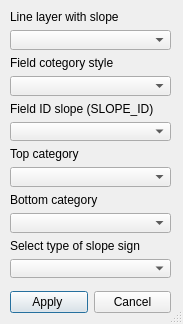
This is slope_generator_dialog_base.ui in santerr80/slope_generator as Qt 5 draws it before an edit. The edited form follows.
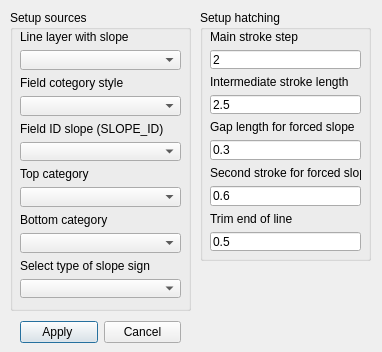
This is the edited form. Custom widgets are drawn as their Qt base class.

```diff
--- a/slope_generator_dialog_base.ui
+++ b/slope_generator_dialog_base.ui
@@ -6,15 +6,21 @@
    <rect>
     <x>0</x>
     <y>0</y>
-    <width>183</width>
-    <height>324</height>
+    <width>382</width>
+    <height>352</height>
    </rect>
   </property>
+  <property name="sizePolicy">
+   <sizepolicy hsizetype="Fixed" vsizetype="Fixed">
+    <horstretch>0</horstretch>
+    <verstretch>0</verstretch>
+   </sizepolicy>
+  </property>
   <property name="windowTitle">
    <string>Slope Generator</string>
   </property>
   <property name="sizeGripEnabled">
-   <bool>true</bool>
+   <bool>false</bool>
   </property>
   <property name="modal">
    <bool>true</bool>
@@ -22,8 +28,8 @@
   <widget class="QWidget" name="layoutWidget">
    <property name="geometry">
     <rect>
-     <x>10</x>
-     <y>290</y>
+     <x>20</x>
+     <y>320</y>
      <width>161</width>
      <height>25</height>
     </rect>
@@ -45,11 +51,23 @@
     </item>
    </layout>
   </widget>
-  <widget class="QWidget" name="layoutWidget">
+  <widget class="QGroupBox" name="groupBox">
    <property name="geometry">
     <rect>
      <x>10</x>
      <y>10</y>
+     <width>181</width>
+     <height>301</height>
+    </rect>
+   </property>
+   <property name="title">
+    <string>Setup sources</string>
+   </property>
+   <widget class="QWidget" name="layoutWidget">
+    <property name="geometry">
+     <rect>
+      <x>10</x>
+      <y>20</y>
      <width>161</width>
      <height>268</height>
     </rect>
@@ -116,6 +134,102 @@
      <widget class="QComboBox" name="comboBoxSlopeType"/>
     </item>
    </layout>
+   </widget>
+  </widget>
+  <widget class="QGroupBox" name="groupBox_2">
+   <property name="geometry">
+    <rect>
+     <x>200</x>
+     <y>10</y>
+     <width>171</width>
+     <height>251</height>
+    </rect>
+   </property>
+   <property name="title">
+    <string>Setup hatching</string>
+   </property>
+   <widget class="QWidget" name="">
+    <property name="geometry">
+     <rect>
+      <x>10</x>
+      <y>20</y>
+      <width>151</width>
+      <height>221</height>
+     </rect>
+    </property>
+    <layout class="QVBoxLayout" name="verticalLayout_2">
+     <item>
+      <widget class="QLabel" name="label">
+       <property name="text">
+        <string>Main stroke step</string>
+       </property>
+      </widget>
+     </item>
+     <item>
+      <widget class="QLineEdit" name="lineEdit">
+       <property name="text">
+        <string>2</string>
+       </property>
+      </widget>
+     </item>
+     <item>
+      <widget class="QLabel" name="label_4">
+       <property name="text">
+        <string>Intermediate stroke length</string>
+       </property>
+      </widget>
+     </item>
+     <item>
+      <widget class="QLineEdit" name="lineEdit_2">
+       <property name="text">
+        <string>2.5</string>
+       </property>
+      </widget>
+     </item>
+     <item>
+      <widget class="QLabel" name="label_5">
+       <property name="text">
+        <string>Gap length for forced slope</string>
+       </property>
+      </widget>
+     </item>
+     <item>
+      <widget class="QLineEdit" name="lineEdit_3">
+       <property name="text">
+        <string>0.3</string>
+       </property>
+      </widget>
+     </item>
+     <item>
+      <widget class="QLabel" name="label_6">
+       <property name="text">
+        <string>Second stroke for forced slope</string>
+       </property>
+      </widget>
+     </item>
+     <item>
+      <widget class="QLineEdit" name="lineEdit_4">
+       <property name="text">
+        <string>0.6</string>
+       </property>
+      </widget>
+     </item>
+     <item>
+      <widget class="QLabel" name="label_7">
+       <property name="text">
+        <string>Trim end of line</string>
+       </property>
+      </widget>
+     </item>
+     <item>
+      <widget class="QLineEdit" name="lineEdit_5">
+       <property name="text">
+        <string>0.5</string>
+       </property>
+      </widget>
+     </item>
+    </layout>
+   </widget>
   </widget>
  </widget>
  <customwidgets>
```
Lines whose indentation alone changed are shown as unchanged.
